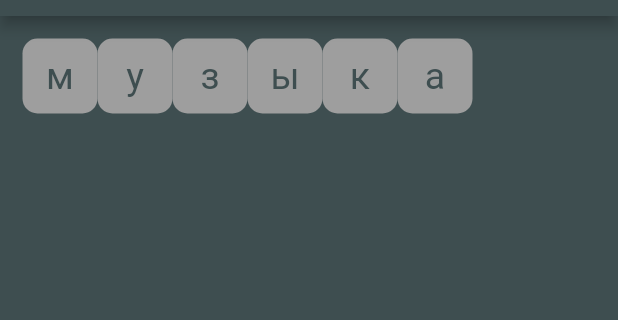
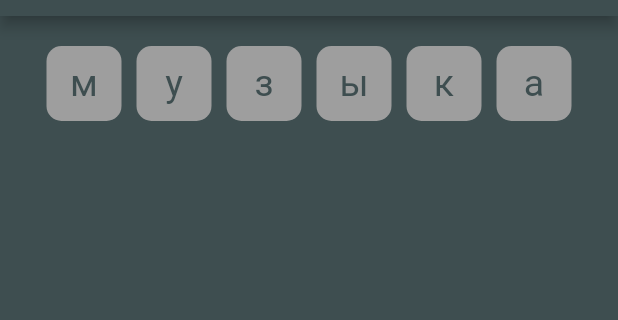
Before and after one commit to Nataliiabul/word-composition, a Flutter app: the screen it shows after launch, on a phone screen of 412 x 824 dp, the part 68-388 px from its top. Run offline on Flutter 3.47's test engine with Material 2 defaults, Android fonts, the phone set to English and light mode, and no system bars.

Commit message:
adaptive game screen

```diff
--- a/lib/screens/game.dart
+++ b/lib/screens/game.dart
@@ -32,6 +32,8 @@ class _GameScreenState extends State<GameScreen> {
 
   @override
   Widget build(BuildContext context) {
+    final height = MediaQuery.of(context).size.height;
+    final width = MediaQuery.of(context).size.width;
     return Scaffold(
       backgroundColor: AppColors.mainColor,
       appBar: AppBar(
@@ -45,16 +47,17 @@ class _GameScreenState extends State<GameScreen> {
         centerTitle: true,
         backgroundColor: AppColors.mainColor,
       ),
-      body: SingleChildScrollView(
+      body: Container(
+        height: height - AppBar().preferredSize.height - MediaQuery.of(context).padding.top,
+        width: width,
         padding: const EdgeInsets.all(15),
-
-        // main column
+        child: SingleChildScrollView(
           child: Column(
-          crossAxisAlignment: CrossAxisAlignment.center,
             children: [
               Wrap(
                 children: _letters.map((letterItem) {
                   return Container(
+                    margin: const EdgeInsets.all(5),
                     width: 50,
                     height: 50,
                     decoration: BoxDecoration(
@@ -72,8 +75,10 @@ class _GameScreenState extends State<GameScreen> {
                     ),
                   );
                 }).toList(),
-            )
+              ),
+              //
             ],
+          ),
         ),
       ),
     );
```
Lines whose indentation alone changed are shown as unchanged.
